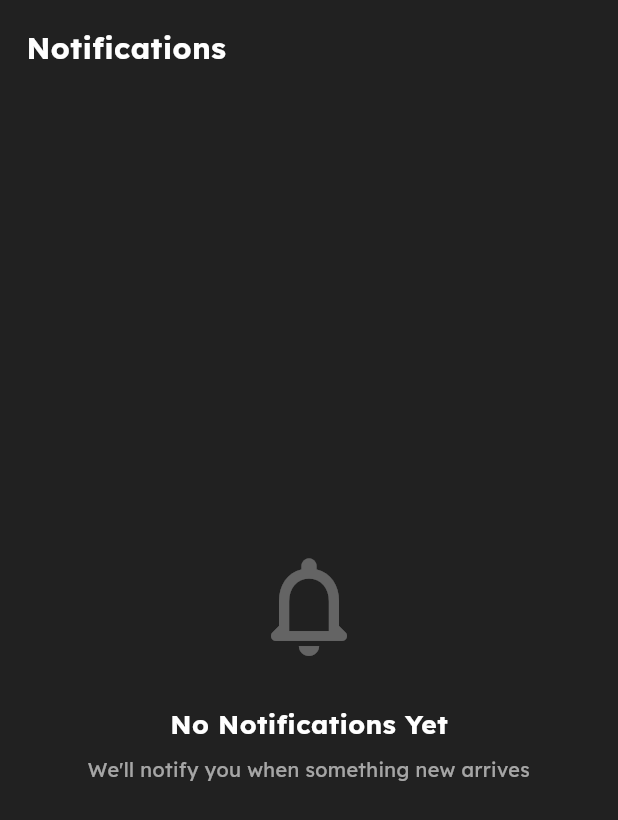
After one commit to RaiseHigh-Tech/topgrade_mobile_app, a Flutter app: the NotificationsPage screen opened directly, on a phone screen of 412 x 824 dp. The commit adds this screen. Shown: the top 820 px of the screen. Run offline on Flutter 3.47's test engine with Material 3 defaults, Android fonts, the phone set to English and light mode, and no system bars; our stand-ins replace carousel_slider, dio, firebase_auth, firebase_core, flutter_secure_storage, flutter_svg and 6 more; accounts and stored records are empty; network calls fail.

Commit message:
Replace Chat tab with Notifications tab in home navigation
Removed the Chat tab and its associated page, and introduced a Notifications tab with a new notifications page. Updated navigation logic, icons, and tab names accordingly. Also adjusted text styles in course details and home page for consistency.

```diff
--- a/lib/features/presentation/controllers/bottom_nav_controller.dart
+++ b/lib/features/presentation/controllers/bottom_nav_controller.dart
@@ -60,5 +60,5 @@ class BottomNavController extends GetxController
   }
 
   // Tab names
-  List<String> get tabNames => ['Home', 'My Learning', 'Chat', 'Profile'];
+  List<String> get tabNames => ['Home', 'My Learning', 'Notifications', 'Profile'];
 }
--- a/lib/features/presentation/views/home/pages/home_page.dart
+++ b/lib/features/presentation/views/home/pages/home_page.dart
@@ -708,7 +708,7 @@ class _HomePageState extends State<HomePage> with TickerProviderStateMixin {
                       crossAxisAlignment: CrossAxisAlignment.start,
                       children: [
                         Text(
-                          program.title,
+                          program.subtitle,
                           style: TextStyle(
                             fontWeight: FontWeight.bold,
                             fontSize: XSizes.textSizeMd,
--- /dev/null
+++ b/lib/features/presentation/views/home/pages/notifications_page.dart
@@ -0,0 +1,79 @@
+import 'package:flutter/material.dart';
+import 'package:get/get.dart';
+import '../../../../../utils/constants/fonts.dart';
+import '../../../../../utils/constants/sizes.dart';
+import '../../../controllers/theme_controller.dart';
+
+class NotificationsPage extends StatelessWidget {
+  const NotificationsPage({super.key});
+
+  @override
+  Widget build(BuildContext context) {
+    final themeController = Get.find<XThemeController>();
+
+    return Scaffold(
+      backgroundColor: themeController.backgroundColor,
+      body: SafeArea(
+        child: Column(
+          children: [
+            // Header
+            Padding(
+              padding: EdgeInsets.all(XSizes.paddingMd),
+              child: Row(
+                children: [
+                  Text(
+                    'Notifications',
+                    style: TextStyle(
+                      fontSize: XSizes.textSizeXl,
+                      fontWeight: FontWeight.bold,
+                      fontFamily: XFonts.lexend,
+                      color: themeController.textColor,
+                    ),
+                  ),
+                ],
+              ),
+            ),
+            // Content
+            Expanded(
+              child: Center(
+                child: Column(
+                  mainAxisAlignment: MainAxisAlignment.center,
+                  children: [
+                    Icon(
+                      Icons.notifications_none_rounded,
+                      size: 80,
+                      color: themeController.textColor.withOpacity(0.3),
+                    ),
+                    SizedBox(height: XSizes.spacingLg),
+                    Text(
+                      'No Notifications Yet',
+                      style: TextStyle(
+                        fontSize: XSizes.textSizeLg,
+                        fontWeight: FontWeight.bold,
+                        fontFamily: XFonts.lexend,
+                        color: themeController.textColor,
+                      ),
+                    ),
+                    SizedBox(height: XSizes.spacingSm),
+                    Padding(
+                      padding: EdgeInsets.symmetric(horizontal: XSizes.paddingXl),
+                      child: Text(
+                        'We\'ll notify you when something new arrives',
+                        textAlign: TextAlign.center,
+                        style: TextStyle(
+                          fontSize: XSizes.textSizeSm,
+                          fontFamily: XFonts.lexend,
+                          color: themeController.textColor.withOpacity(0.6),
+                        ),
+                      ),
+                    ),
+                  ],
+                ),
+              ),
+            ),
+          ],
+        ),
+      ),
+    );
+  }
+}
```
Also changed, not shown: lib/features/presentation/views/course_details/course_details.dart (+4 -4 lines), lib/features/presentation/views/home/home_screen.dart (+5 -5 lines), lib/features/presentation/views/home/pages/chat_page.dart (deleted, +0 -240 lines).
